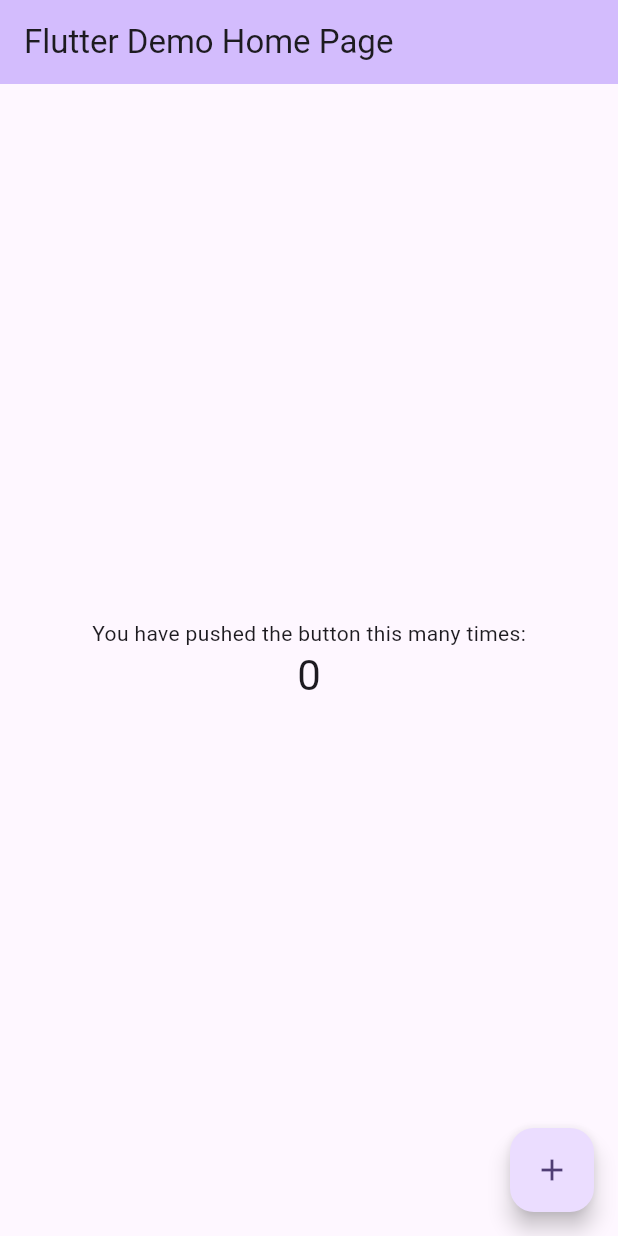
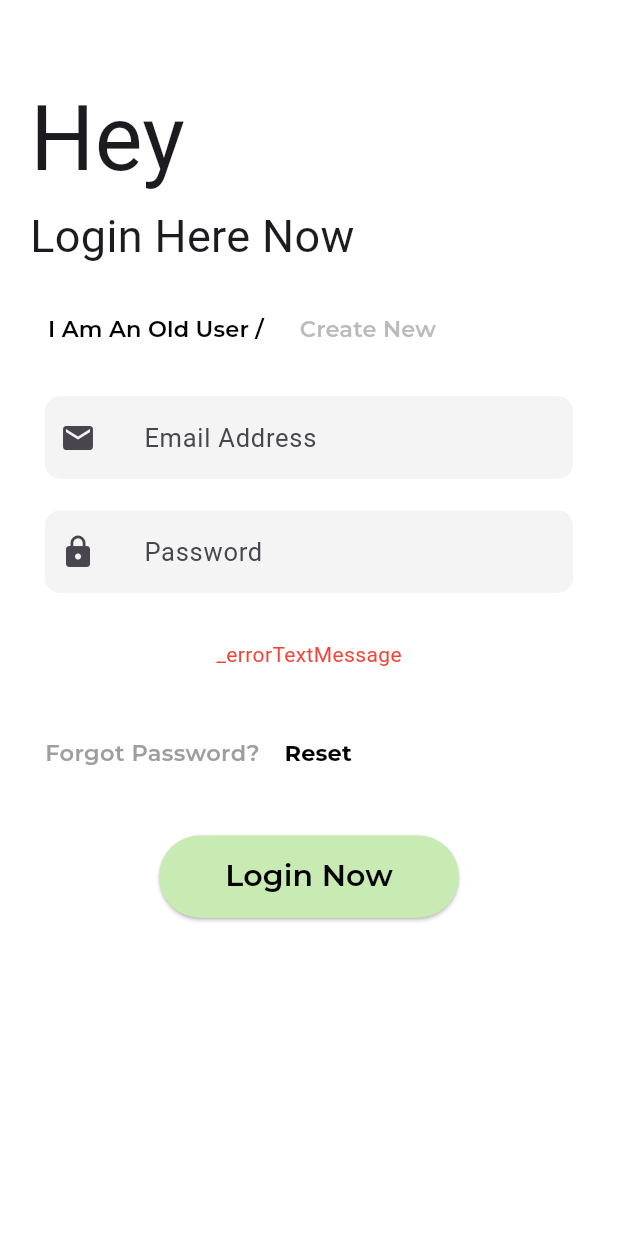
Before and after one commit to ianshaloom/firebase-auth-services-app, a Flutter app: the screen it shows after launch, on a phone screen of 412 x 824 dp. Run offline on Flutter 3.47's test engine with Material 2 defaults, Android fonts, the phone set to English and light mode, and no system bars; our stand-ins replace google_fonts; Roboto replaces fonts that are missing (Marcellus).

Commit message:
app main page: login and signup widgets

```diff
--- a/lib/main.dart
+++ b/lib/main.dart
@@ -1,125 +1,17 @@
 import 'package:flutter/material.dart';
 
+import 'pages/mainpage/main_page.dart';
+
 void main() {
-  runApp(const MyApp());
-}
-
-class MyApp extends StatelessWidget {
-  const MyApp({super.key});
-
-  // This widget is the root of your application.
-  @override
-  Widget build(BuildContext context) {
-    return MaterialApp(
-      title: 'Flutter Demo',
+  runApp(
+    MaterialApp(
+      title: 'Auth App',
       theme: ThemeData(
-        // This is the theme of your application.
-        //
-        // TRY THIS: Try running your application with "flutter run". You'll see
-        // the application has a blue toolbar. Then, without quitting the app,
-        // try changing the seedColor in the colorScheme below to Colors.green
-        // and then invoke "hot reload" (save your changes or press the "hot
-        // reload" button in a Flutter-supported IDE, or press "r" if you used
-        // the command line to start the app).
-        //
-        // Notice that the counter didn't reset back to zero; the application
-        // state is not lost during the reload. To reset the state, use hot
-        // restart instead.
-        //
-        // This works for code too, not just values: Most code changes can be
-        // tested with just a hot reload.
         colorScheme: ColorScheme.fromSeed(seedColor: Colors.deepPurple),
         useMaterial3: true,
       ),
-      home: const MyHomePage(title: 'Flutter Demo Home Page'),
-    );
-  }
+      home: const MainPage(),
+      debugShowCheckedModeBanner: false,
+    ),
+  );
 }
-
-class MyHomePage extends StatefulWidget {
-  const MyHomePage({super.key, required this.title});
-
-  // This widget is the home page of your application. It is stateful, meaning
-  // that it has a State object (defined below) that contains fields that affect
-  // how it looks.
-
-  // This class is the configuration for the state. It holds the values (in this
-  // case the title) provided by the parent (in this case the App widget) and
-  // used by the build method of the State. Fields in a Widget subclass are
-  // always marked "final".
-
-  final String title;
-
-  @override
-  State<MyHomePage> createState() => _MyHomePageState();
-}
-
-class _MyHomePageState extends State<MyHomePage> {
-  int _counter = 0;
-
-  void _incrementCounter() {
-    setState(() {
-      // This call to setState tells the Flutter framework that something has
-      // changed in this State, which causes it to rerun the build method below
-      // so that the display can reflect the updated values. If we changed
-      // _counter without calling setState(), then the build method would not be
-      // called again, and so nothing would appear to happen.
-      _counter++;
-    });
-  }
-
-  @override
-  Widget build(BuildContext context) {
-    // This method is rerun every time setState is called, for instance as done
-    // by the _incrementCounter method above.
-    //
-    // The Flutter framework has been optimized to make rerunning build methods
-    // fast, so that you can just rebuild anything that needs updating rather
-    // than having to individually change instances of widgets.
-    return Scaffold(
-      appBar: AppBar(
-        // TRY THIS: Try changing the color here to a specific color (to
-        // Colors.amber, perhaps?) and trigger a hot reload to see the AppBar
-        // change color while the other colors stay the same.
-        backgroundColor: Theme.of(context).colorScheme.inversePrimary,
-        // Here we take the value from the MyHomePage object that was created by
-        // the App.build method, and use it to set our appbar title.
-        title: Text(widget.title),
-      ),
-      body: Center(
-        // Center is a layout widget. It takes a single child and positions it
-        // in the middle of the parent.
-        child: Column(
-          // Column is also a layout widget. It takes a list of children and
-          // arranges them vertically. By default, it sizes itself to fit its
-          // children horizontally, and tries to be as tall as its parent.
-          //
-          // Column has various properties to control how it sizes itself and
-          // how it positions its children. Here we use mainAxisAlignment to
-          // center the children vertically; the main axis here is the vertical
-          // axis because Columns are vertical (the cross axis would be
-          // horizontal).
-          //
-          // TRY THIS: Invoke "debug painting" (choose the "Toggle Debug Paint"
-          // action in the IDE, or press "p" in the console), to see the
-          // wireframe for each widget.
-          mainAxisAlignment: MainAxisAlignment.center,
-          children: <Widget>[
-            const Text(
-              'You have pushed the button this many times:',
-            ),
-            Text(
-              '$_counter',
-              style: Theme.of(context).textTheme.headlineMedium,
-            ),
-          ],
-        ),
-      ),
-      floatingActionButton: FloatingActionButton(
-        onPressed: _incrementCounter,
-        tooltip: 'Increment',
-        child: const Icon(Icons.add),
-      ), // This trailing comma makes auto-formatting nicer for build methods.
-    );
-  }
-}
--- /dev/null
+++ b/lib/pages/mainpage/main_page.dart
@@ -0,0 +1,166 @@
+import 'package:flutter/material.dart';
+import 'package:google_fonts/google_fonts.dart';
+
+import 'widgets/login_widget.dart';
+import 'widgets/signup_widget.dart';
+
+class MainPage extends StatefulWidget {
+  const MainPage({super.key});
+
+  @override
+  State<MainPage> createState() => _MainPageState();
+}
+
+class _MainPageState extends State<MainPage> {
+  final PageController _pageController = PageController();
+
+  int _pageIndex = 0;
+
+  void setSignupPage() {
+    setState(() {
+      _pageController.animateToPage(
+        1,
+        duration: const Duration(milliseconds: 400),
+        curve: Curves.easeInOut,
+      );
+    });
+  }
+
+  void setLoginPage() {
+    setState(() {
+      _pageController.animateToPage(
+        0,
+        duration: const Duration(milliseconds: 400),
+        curve: Curves.easeInOut,
+      );
+    });
+  }
+
+  void newPageIndex(int value) {
+    setState(() {
+      _pageIndex = value;
+    });
+  }
+
+  @override
+  Widget build(BuildContext context) {
+    return Scaffold(
+      backgroundColor: Colors.white,
+      body: Stack(
+        fit: StackFit.expand,
+        children: [
+          ListView(
+            padding: EdgeInsets.zero,
+            children: <Widget>[
+              Container(
+                margin: const EdgeInsets.only(left: 20),
+                height: 180,
+                child: _pageIndex == 0 ? _buildPad1() : _buildPad2(),
+              ),
+              Padding(
+                padding: const EdgeInsets.only(top: 15, left: 20, right: 20),
+                child: Row(
+                  mainAxisAlignment: MainAxisAlignment.start,
+                  children: [
+                    TextButton(
+                      onPressed: () {
+                        setLoginPage();
+                      },
+                      child: Text(
+                        'I Am An Old User /',
+                        style: GoogleFonts.montserrat(
+                          color: _pageIndex == 0
+                              ? Colors.black
+                              : Colors.grey.withOpacity(0.7),
+                          fontWeight: FontWeight.w600,
+                          fontSize: 15,
+                        ),
+                      ),
+                    ),
+                    TextButton(
+                      onPressed: () {
+                        setSignupPage();
+                      },
+                      child: Text(
+                        'Create New',
+                        style: GoogleFonts.montserrat(
+                          color: _pageIndex == 1
+                              ? Colors.black
+                              : Colors.grey.withOpacity(0.7),
+                          fontWeight: FontWeight.w600,
+                          fontSize: 15,
+                        ),
+                      ),
+                    ),
+                  ],
+                ),
+              ),
+              //----------------------------->>>>>>>
+              SizedBox(
+                height: 400,
+                child: PageView(
+                  controller: _pageController,
+                  onPageChanged: (value) => newPageIndex(value),
+                  children: const [
+                    LoginWidget(),
+                    SignupWidget(),
+                  ],
+                ),
+              )
+            ],
+          ),
+        ],
+      ),
+    );
+  }
+
+  Widget _buildPad1() {
+    return Padding(
+      padding: const EdgeInsets.only(
+        top: 50,
+      ),
+      child: Column(
+        crossAxisAlignment: CrossAxisAlignment.start,
+        children: [
+          Text(
+            'Hey',
+            style: GoogleFonts.marcellus(
+              fontSize: 60,
+            ),
+          ),
+          Text(
+            'Login Here Now',
+            style: GoogleFonts.marcellus(
+              fontSize: 30,
+            ),
+          ),
+        ],
+      ),
+    );
+  }
+
+  Widget _buildPad2() {
+    return Padding(
+      padding: const EdgeInsets.only(
+        top: 50,
+      ),
+      child: Column(
+        crossAxisAlignment: CrossAxisAlignment.start,
+        children: [
+          Text(
+            'Glad',
+            style: GoogleFonts.marcellus(
+              fontSize: 60,
+            ),
+          ),
+          Text(
+            'You Are Joining Us',
+            style: GoogleFonts.marcellus(
+              fontSize: 30,
+            ),
+          ),
+        ],
+      ),
+    );
+  }
+}
--- /dev/null
+++ b/lib/pages/mainpage/widgets/login_widget.dart
@@ -0,0 +1,152 @@
+import 'package:flutter/material.dart';
+import 'package:google_fonts/google_fonts.dart';
+
+class LoginWidget extends StatelessWidget {
+  const LoginWidget({super.key});
+
+  @override
+  Widget build(BuildContext context) {
+    return Padding(
+      padding: const EdgeInsets.only(left: 20, right: 20),
+      child: Container(
+        width: double.infinity,
+        decoration: const BoxDecoration(
+          color: Color.fromARGB(0, 255, 168, 168),
+        ),
+        child: Column(
+          mainAxisAlignment: MainAxisAlignment.spaceEvenly,
+          children: [
+            Padding(
+              padding: const EdgeInsets.only(
+                left: 10,
+                right: 10,
+              ),
+              child: Container(
+                alignment: Alignment.center,
+                padding: const EdgeInsets.only(left: 10),
+                height: 55,
+                decoration: BoxDecoration(
+                  color: const Color.fromARGB(120, 231, 231, 231),
+                  borderRadius: BorderRadius.circular(10.0),
+                ),
+                child: TextField(
+                  textInputAction: TextInputAction.next,
+                  enableSuggestions: false,
+                  autocorrect: false,
+                  keyboardType: TextInputType.emailAddress,
+                  style: const TextStyle(
+                    fontSize: 17,
+                  ),
+                  decoration: const InputDecoration(
+                    border: InputBorder.none,
+                    hintText: 'Email Address',
+                    icon: Icon(Icons.email),
+                    contentPadding:
+                        EdgeInsets.symmetric(horizontal: 16.0, vertical: 12.0),
+                  ),
+                  onChanged: (value) {},
+                ),
+              ),
+            ),
+            Padding(
+              padding: const EdgeInsets.only(
+                left: 10,
+                right: 10,
+              ),
+              child: Container(
+                alignment: Alignment.center,
+                padding: const EdgeInsets.only(left: 10),
+                height: 55,
+                decoration: BoxDecoration(
+                  color: const Color.fromARGB(120, 231, 231, 231),
+                  borderRadius: BorderRadius.circular(10.0),
+                ),
+                child: TextField(
+                  textInputAction: TextInputAction.done,
+                  enableSuggestions: false,
+                  autocorrect: false,
+                  obscureText: true,
+                  style: const TextStyle(
+                    fontSize: 17,
+                  ),
+                  decoration: const InputDecoration(
+                    border: InputBorder.none,
+                    hintText: 'Password',
+                    icon: Icon(Icons.lock),
+                    contentPadding:
+                        EdgeInsets.symmetric(horizontal: 16.0, vertical: 12.0),
+                  ),
+                  onChanged: (value) {},
+                  onSubmitted: (String value) {},
+                ),
+              ),
+            ),
+            const Padding(
+              padding: EdgeInsets.all(10),
+              child: Text(
+                '_errorTextMessage',
+                style: TextStyle(
+                  color: Colors.red,
+                ),
+              ),
+            ),
+            Padding(
+              padding: const EdgeInsets.only(left: 10),
+              child: Row(
+                mainAxisAlignment: MainAxisAlignment.start,
+                children: [
+                  Text(
+                    'Forgot Password? ',
+                    style: GoogleFonts.montserrat(
+                      color: Colors.grey,
+                      fontWeight: FontWeight.w600,
+                      fontSize: 15,
+                    ),
+                  ),
+                  TextButton(
+                    onPressed: () {},
+                    child: Text(
+                      'Reset',
+                      style: GoogleFonts.montserrat(
+                        color: Colors.black,
+                        fontWeight: FontWeight.bold,
+                        fontSize: 15,
+                      ),
+                    ),
+                  ),
+                ],
+              ),
+            ),
+            Padding(
+              padding: const EdgeInsets.only(
+                  top: 10, left: 30, right: 30, bottom: 10),
+              child: Container(
+                height: 55,
+                width: 200,
+                decoration: const BoxDecoration(
+                  borderRadius: BorderRadius.all(
+                    Radius.circular(10),
+                  ),
+                ),
+                child: ElevatedButton(
+                  style: ElevatedButton.styleFrom(
+                      backgroundColor:
+                          const Color.fromARGB(255, 199, 235, 179)),
+                  onPressed: () {},
+                  child: Text(
+                    'Login Now',
+                    style: GoogleFonts.montserrat(
+                      fontSize: 20,
+                      fontWeight: FontWeight.w600,
+                      color: Colors.black,
+                    ),
+                  ),
+                ),
+              ),
+            )
+          ],
+        ),
+      ),
+    );
+  }
+}
--- a/pubspec.yaml
+++ b/pubspec.yaml
@@ -30,6 +30,7 @@ environment:
 dependencies:
   flutter:
     sdk: flutter
+  google_fonts: ^5.1.0
 
 
   # The following adds the Cupertino Icons font to your application.
```
Also changed, not shown: lib/pages/mainpage/widgets/signup_widget.dart (added, +138 -0 lines), lib/pages/verify_email_page/verify_email_page.dart (added, +60 -0 lines), lib/pages/reset_password_page/reset_password_page.dart (added), pubspec.lock, 62 other files.
